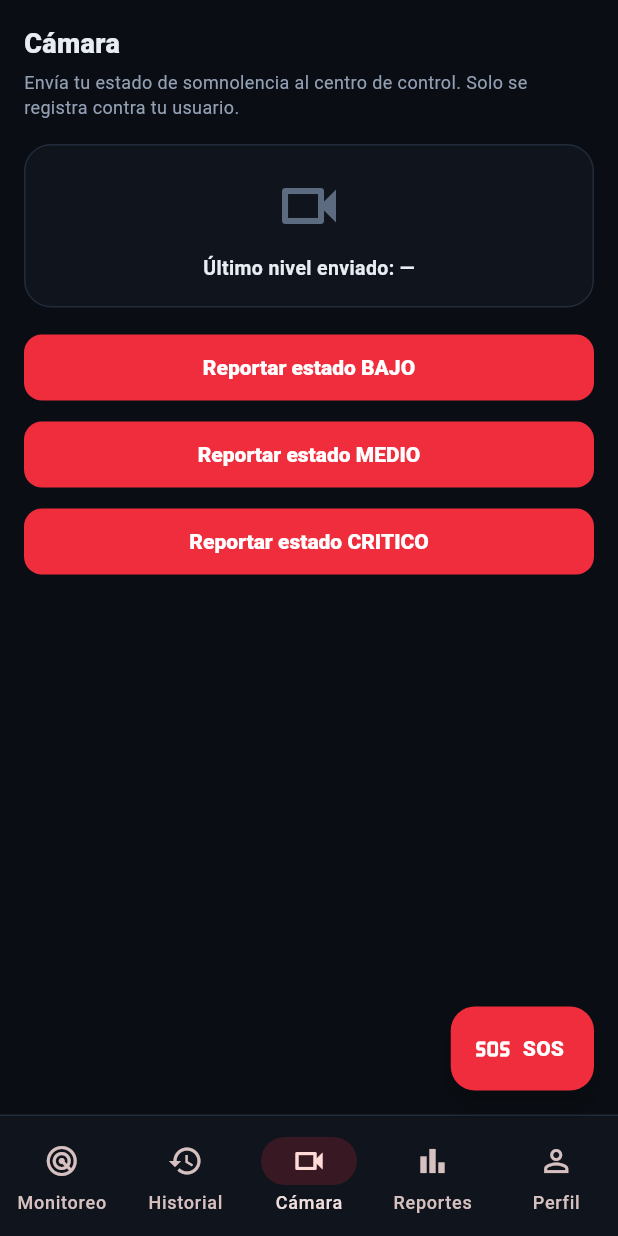
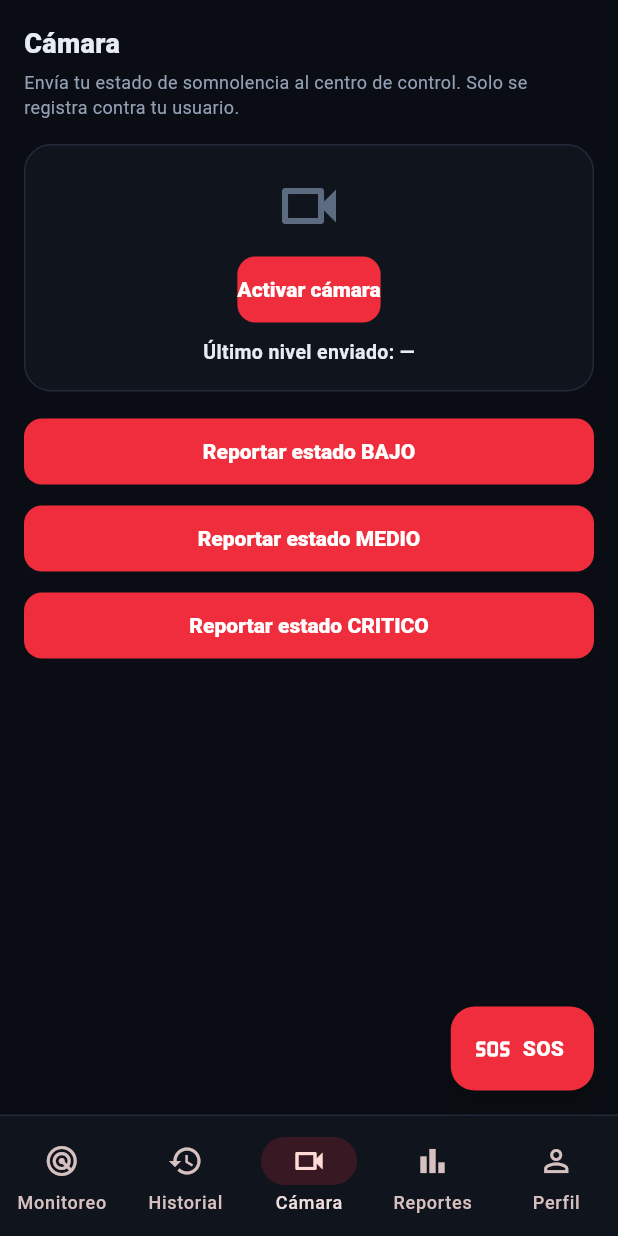
Before and after one commit to bandreswscanga-debug/SmartRoad, a Flutter app: the HomeScreen screen opened directly with empty values, item 3 of the bottom bar chosen, on a phone screen of 412 x 824 dp. Run offline on Flutter 3.47's test engine with Material 3 defaults, Android fonts, the phone set to English and light mode, and no system bars; our stand-ins replace image_picker, shared_preferences; accounts and stored records are empty; network calls fail.

Commit message:
feat(app): menu por rol con Conductores admin y camara con foto

```diff
--- a/mobile/lib/screens/camera_screen.dart
+++ b/mobile/lib/screens/camera_screen.dart
@@ -1,10 +1,12 @@
+import 'dart:io';
 import 'package:flutter/material.dart';
+import 'package:image_picker/image_picker.dart';
 import '../services/api.dart';
 import '../theme.dart';
 
-/// Cámara del conductor: en esta versión envía pruebas de nivel al backend
-/// (la detección con IA en vivo vive en el panel web /camara).
-/// Todo queda filtrado a su usuario por el token.
+/// Cámara del conductor: activa la cámara del celular, muestra la foto y
+/// envía pruebas de nivel al backend (la detección con IA en vivo vive en
+/// el panel web /camara). Todo queda filtrado a su usuario por el token.
 class CameraScreen extends StatefulWidget {
   const CameraScreen({super.key});
 
@@ -14,9 +16,32 @@ class CameraScreen extends StatefulWidget {
 
 class _CameraScreenState extends State<CameraScreen> {
   final ApiClient _api = ApiClient();
+  final ImagePicker _picker = ImagePicker();
   bool _busy = false;
+  bool _cameraBusy = false;
   String? _message;
+  String? _photoPath;
   String _lastLevel = '—';
+
+  Future<void> _activateCamera() async {
+    setState(() {
+      _cameraBusy = true;
+      _message = null;
+    });
+    try {
+      final photo = await _picker.pickImage(source: ImageSource.camera, maxWidth: 1024, imageQuality: 80);
+      if (!mounted) return;
+      setState(() {
+        _photoPath = photo?.path;
+        _message = photo == null ? 'Cámara cancelada.' : 'Foto lista. Ahora reporte su estado.';
+      });
+    } catch (err) {
+      if (!mounted) return;
+      setState(() => _message = 'No se pudo abrir la cámara: $err');
+    } finally {
+      if (mounted) setState(() => _cameraBusy = false);
+    }
+  }
 
   Future<void> _send(String nivel) async {
     setState(() {
@@ -62,7 +87,18 @@ class _CameraScreenState extends State<CameraScreen> {
             ),
             child: Column(
               children: [
-                const Icon(Icons.videocam_outlined, size: 48, color: AppColors.faint),
+                if (_photoPath != null)
+                  ClipRRect(
+                    borderRadius: BorderRadius.circular(12),
+                    child: Image.file(File(_photoPath!), height: 220, fit: BoxFit.cover),
+                  )
+                else
+                  const Icon(Icons.videocam_outlined, size: 48, color: AppColors.faint),
+                const SizedBox(height: 8),
+                FilledButton.tonal(
+                  onPressed: _cameraBusy ? null : _activateCamera,
+                  child: Text(_cameraBusy ? 'Abriendo cámara…' : 'Activar cámara'),
+                ),
                 const SizedBox(height: 8),
                 Text('Último nivel enviado: $_lastLevel',
                     style: const TextStyle(fontWeight: FontWeight.w700, fontSize: 13)),
--- a/mobile/lib/screens/home_screen.dart
+++ b/mobile/lib/screens/home_screen.dart
@@ -4,12 +4,14 @@ import '../theme.dart';
 import 'history_screen.dart';
 import 'camera_screen.dart';
 import 'reports_screen.dart';
+import 'drivers_admin_screen.dart';
 import 'profile_screen.dart';
 
 class HomeScreen extends StatefulWidget {
-  const HomeScreen({super.key, required this.onLogout});
+  const HomeScreen({super.key, required this.onLogout, this.isAdmin = false});
 
   final VoidCallback onLogout;
+  final bool isAdmin;
 
   @override
   State<HomeScreen> createState() => _HomeScreenState();
@@ -48,16 +50,19 @@ class _HomeScreenState extends State<HomeScreen> {
 
   @override
   Widget build(BuildContext context) {
+    final admin = widget.isAdmin;
+    final tabs = <Widget>[
+      MonitorScreen(onLogout: widget.onLogout),
+      const HistoryScreen(),
+      const CameraScreen(),
+      const ReportsScreen(),
+      if (admin) const DriversAdminScreen(),
+      const ProfileScreen(),
+    ];
     return Scaffold(
       body: IndexedStack(
-        index: _index,
-        children: [
-          MonitorScreen(onLogout: widget.onLogout),
-          const HistoryScreen(),
-          const CameraScreen(),
-          const ReportsScreen(),
-          const ProfileScreen(),
-        ],
+        index: _index.clamp(0, tabs.length - 1),
+        children: tabs,
       ),
       floatingActionButton: FloatingActionButton.extended(
         onPressed: _sosBusy ? null : _quickSos,
@@ -76,12 +81,13 @@ class _HomeScreenState extends State<HomeScreen> {
           indicatorColor: AppColors.danger.withValues(alpha: 0.18),
           selectedIndex: _index,
           onDestinationSelected: (i) => setState(() => _index = i),
-          destinations: const [
-            NavigationDestination(icon: Icon(Icons.radar), label: 'Monitoreo'),
-            NavigationDestination(icon: Icon(Icons.history), label: 'Historial'),
-            NavigationDestination(icon: Icon(Icons.videocam_outlined), label: 'Cámara'),
-            NavigationDestination(icon: Icon(Icons.bar_chart), label: 'Reportes'),
-            NavigationDestination(icon: Icon(Icons.person_outline), label: 'Perfil'),
+          destinations: [
+            const NavigationDestination(icon: Icon(Icons.radar), label: 'Monitoreo'),
+            const NavigationDestination(icon: Icon(Icons.history), label: 'Historial'),
+            const NavigationDestination(icon: Icon(Icons.videocam_outlined), label: 'Cámara'),
+            const NavigationDestination(icon: Icon(Icons.bar_chart), label: 'Reportes'),
+            if (admin) const NavigationDestination(icon: Icon(Icons.group_outlined), label: 'Conduct.'),
+            const NavigationDestination(icon: Icon(Icons.person_outline), label: 'Perfil'),
           ],
         ),
       ),
--- a/mobile/lib/services/api.dart
+++ b/mobile/lib/services/api.dart
@@ -123,6 +123,11 @@ class ApiClient {
     return data['events'] as List<dynamic>? ?? [];
   }
 
+  Future<List<dynamic>> drivers() async {
+    final data = await _send('GET', '/api/drivers');
+    return data['drivers'] as List<dynamic>? ?? [];
+  }
+
   Future<Map<String, dynamic>> config() async {
     final data = await _send('GET', '/api/config');
     return data['config'] as Map<String, dynamic>? ?? {};
--- a/mobile/pubspec.yaml
+++ b/mobile/pubspec.yaml
@@ -12,6 +12,7 @@ dependencies:
   http: ^1.2.2
   shared_preferences: ^2.3.2
   cupertino_icons: ^1.0.8
+  image_picker: ^1.2.4
 
 dev_dependencies:
   flutter_lints: ^4.0.0
```
Also changed, not shown: mobile/lib/main.dart (+33 -2 lines), mobile/lib/screens/drivers_admin_screen.dart (added, +101 -0 lines), mobile/pubspec.lock, 1 other file.
